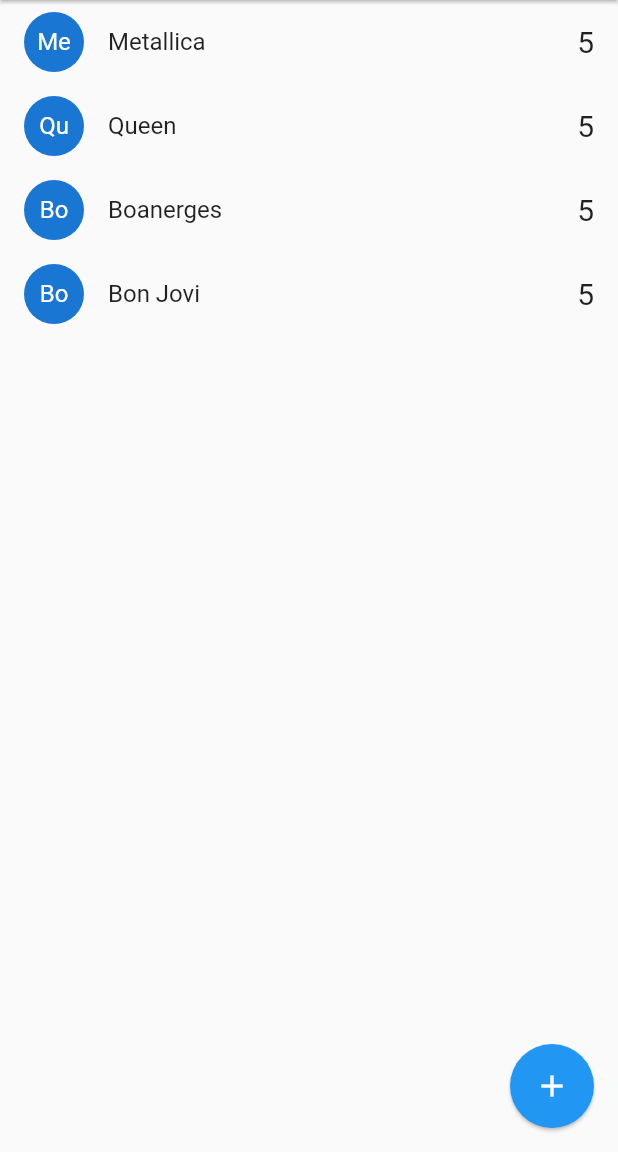
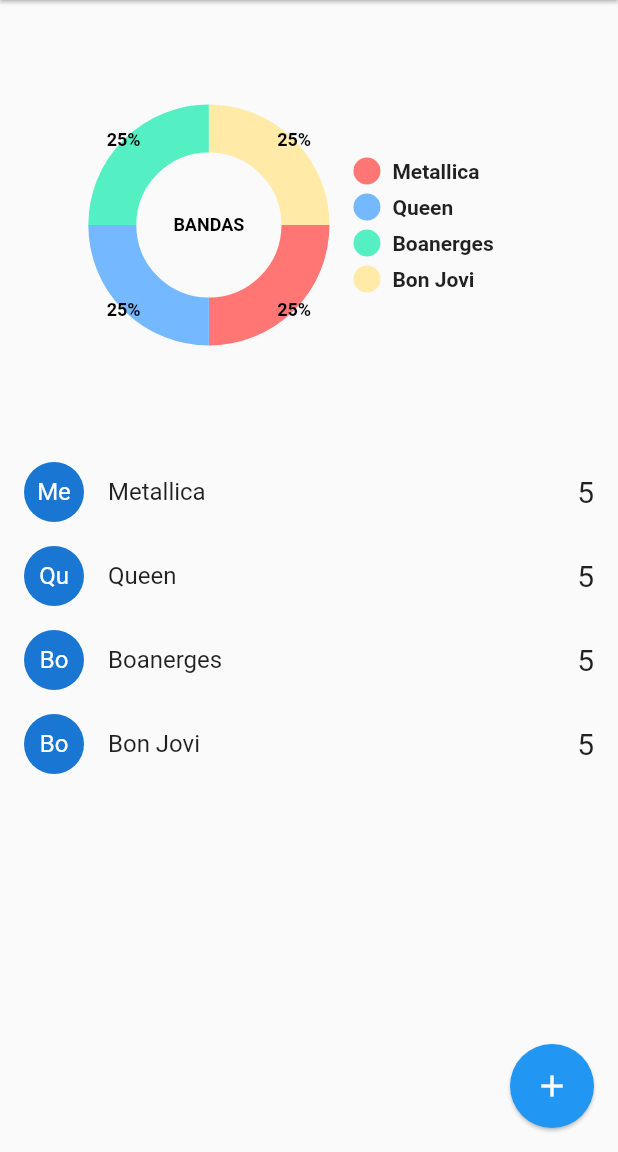
Before and after one commit to d34thkn8/Flutter-Band-names, a Flutter app: the screen it shows after launch, on a phone screen of 412 x 824 dp, the part 84-1236 px from its top. Run offline on Flutter 3.47's test engine with Material 2 defaults, Android fonts, the phone set to English and light mode, and no system bars; drawn by our look-alikes of pie_chart; our stand-ins replace socket_io_client; network calls fail.

Commit message:
Graficos agregados

```diff
--- a/lib/pages/home.dart
+++ b/lib/pages/home.dart
@@ -2,6 +2,7 @@ import 'dart:io';
 import 'package:flutter/cupertino.dart';
 import 'package:flutter/material.dart';
 import 'package:band_names/models/band.dart';
+import 'package:pie_chart/pie_chart.dart';
 import 'package:provider/provider.dart';
 
 import '../services/socket_service.dart';
@@ -50,9 +51,14 @@ class _HomePageState extends State<HomePage> {
           )
         ],
       ),
-      body: ListView.builder(
-        itemBuilder: (context, index) => _bandTile(bands[index]),
-        itemCount: bands.length,
+      body: Column(
+        children: [
+          _showGraph(),
+          Expanded(child:  ListView.builder(
+            itemBuilder: (context, index) => _bandTile(bands[index]),
+            itemCount: bands.length,
+          ))
+        ],
       ),
       floatingActionButton: FloatingActionButton(
         onPressed: addNewBand,
@@ -132,4 +138,43 @@ class _HomePageState extends State<HomePage> {
     }
     Navigator.pop(context);
   }
+
+  Widget _showGraph() {
+    Map<String, double> dataMap = {};
+    bands.forEach((element) {
+      dataMap.putIfAbsent(element.name, () => element.votes.toDouble());
+    });
+    return Container(
+      width: double.infinity,
+        height: 300,
+        child: PieChart(
+          dataMap: dataMap,
+          animationDuration: Duration(milliseconds: 800),
+          chartLegendSpacing: 32,
+          chartRadius: MediaQuery.of(context).size.width / 3.2,
+          initialAngleInDegree: 0,
+          chartType: ChartType.ring,
+          ringStrokeWidth: 32,
+          centerText: "BANDAS",
+          legendOptions:const LegendOptions(
+            showLegendsInRow: false,
+            legendPosition: LegendPosition.right,
+            showLegends: true,
+            legendShape: BoxShape.circle,
+            legendTextStyle: TextStyle(
+              fontWeight: FontWeight.bold,
+            ),
+          ),
+          chartValuesOptions:const ChartValuesOptions(
+            showChartValueBackground: false,
+            showChartValues: true,
+            showChartValuesInPercentage: true,
+            showChartValuesOutside: true,
+            decimalPlaces: 0,
+          ),
+          // gradientList: ---To add gradient colors---
+          // emptyColorGradient: ---Empty Color gradient---
+        )
+    );
+  }
 }
--- a/pubspec.yaml
+++ b/pubspec.yaml
@@ -35,6 +35,7 @@ dependencies:
   # The following adds the Cupertino Icons font to your application.
   # Use with the CupertinoIcons class for iOS style icons.
   cupertino_icons: ^1.0.2
+  pie_chart: ^5.3.2
 
 dev_dependencies:
   flutter_test:
```
Also changed, not shown: pubspec.lock.
